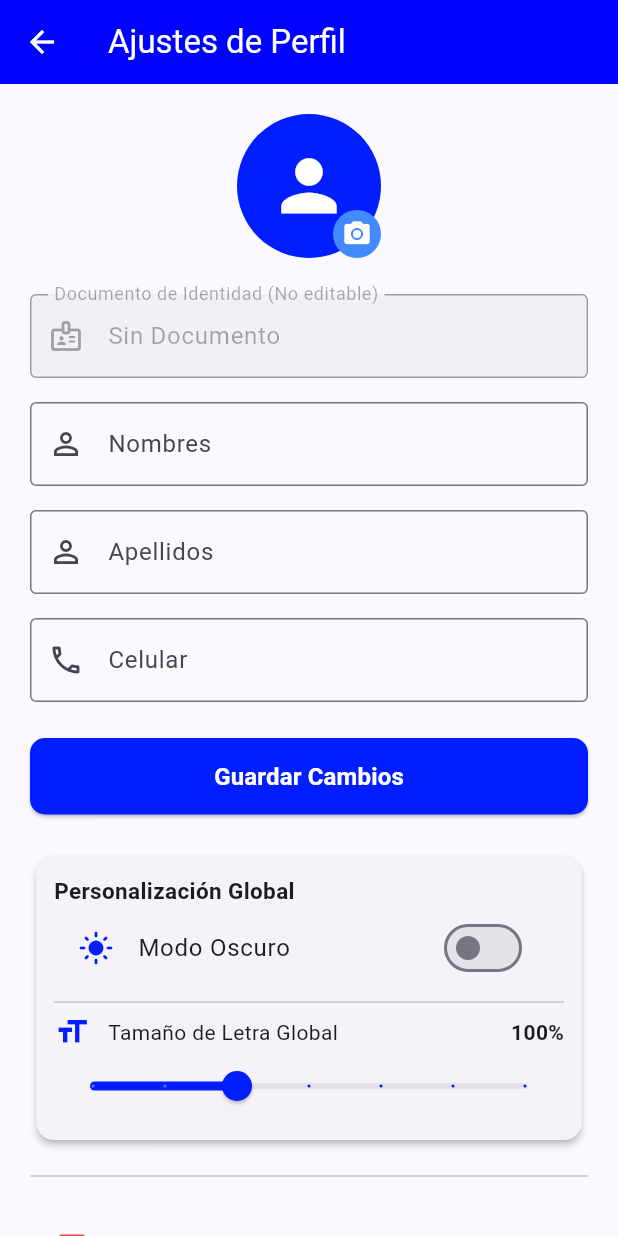
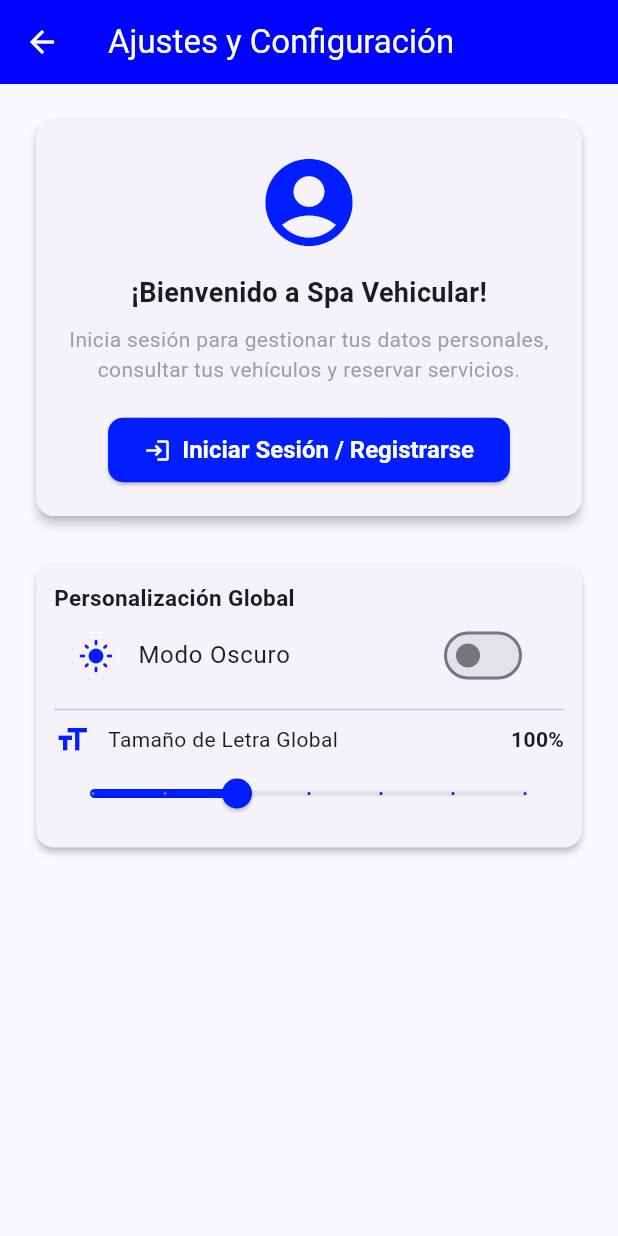
Before and after one commit to spavehicular01/spa-vehicular, a Flutter app: the SettingsScreen screen opened directly, on a phone screen of 412 x 824 dp. Run offline on Flutter 3.47's test engine with Material 3 defaults, Android fonts, the phone set to English and light mode, and no system bars; our stand-ins replace image_picker, shared_preferences, socket_io_client; accounts and stored records are empty.

Commit message:
ajustando lo de ajustes que cuando no inicie sesion diga que incie sesion

```diff
--- a/frontend/lib/screens/settings_screen.dart
+++ b/frontend/lib/screens/settings_screen.dart
@@ -25,18 +25,24 @@ class _SettingsScreenState extends State<SettingsScreen> {
   String? _avatarUrl;
   final ImagePicker _picker = ImagePicker();
 
+  // Comprueba si existe una sesión activa
+  bool get _estaAutenticado => widget.usuario != null && widget.usuario!.isNotEmpty;
+
   @override
   void initState() {
     super.initState();
-    _nombresController = TextEditingController(text: widget.usuario?['nombres'] ?? widget.usuario?['nombre'] ?? '');
-    _apellidosController = TextEditingController(text: widget.usuario?['apellidos'] ?? '');
-    _celularController = TextEditingController(text: widget.usuario?['celular'] ?? widget.usuario?['telefono'] ?? '');
-
-    // El documento no se edita para evitar duplicados en la BD
+    _nombresController = TextEditingController(
+      text: widget.usuario?['nombres'] ?? widget.usuario?['nombre'] ?? '',
+    );
+    _apellidosController = TextEditingController(
+      text: widget.usuario?['apellidos'] ?? '',
+    );
+    _celularController = TextEditingController(
+      text: widget.usuario?['celular'] ?? widget.usuario?['telefono'] ?? '',
+    );
     _documentoController = TextEditingController(
-      text: widget.usuario?['documento'] ?? widget.usuario?['cedula'] ?? 'Sin Documento',
+      text: widget.usuario?['documento'] ?? widget.usuario?['cedula'] ?? widget.usuario?['documentoIdentidad'] ?? 'Sin Documento',
     );
-
     _avatarUrl = widget.usuario?['avatar'] ?? widget.usuario?['imagenUrl'];
   }
 
@@ -49,12 +55,9 @@ class _SettingsScreenState extends State<SettingsScreen> {
     super.dispose();
   }
 
-  // Métodos que notifican al instante a toda la app
   Future<void> _cambiarModoOscuro(bool value) async {
     final prefs = await SharedPreferences.getInstance();
     await prefs.setBool('modo_oscuro', value);
-
-    // Cambia el tema global al instante
     themeNotifier.value = value ? ThemeMode.dark : ThemeMode.light;
     setState(() {});
   }
@@ -62,13 +65,12 @@ class _SettingsScreenState extends State<SettingsScreen> {
   Future<void> _cambiarTamanioLetra(double value) async {
     final prefs = await SharedPreferences.getInstance();
     await prefs.setDouble('font_scale', value);
-
-    // Cambia la escala de texto global al instante
     fontSizeNotifier.value = value;
     setState(() {});
   }
 
   Future<void> _seleccionarFoto() async {
+    if (!_estaAutenticado) return;
     final XFile? image = await _picker.pickImage(source: ImageSource.gallery, imageQuality: 80);
     if (image != null) {
       setState(() {
@@ -97,11 +99,21 @@ class _SettingsScreenState extends State<SettingsScreen> {
       nombres: _nombresController.text.trim(),
       apellidos: _apellidosController.text.trim(),
       celular: _celularController.text.trim(),
+      imagen: _imagenSeleccionada,
     );
 
     setState(() => _isLoading = false);
 
     if (!mounted) return;
+
+    if (resultado['success'] == true && resultado['usuario'] != null) {
+      setState(() {
+        if (resultado['usuario']['avatar'] != null) {
+          _avatarUrl = resultado['usuario']['avatar'];
+        }
+        _imagenSeleccionada = null;
+      });
+    }
 
     ScaffoldMessenger.of(context).showSnackBar(
       SnackBar(
@@ -117,14 +129,15 @@ class _SettingsScreenState extends State<SettingsScreen> {
 
     return Scaffold(
       appBar: AppBar(
-        title: const Text('Ajustes de Perfil'),
+        title: Text(_estaAutenticado ? 'Ajustes de Perfil' : 'Ajustes y Configuración'),
       ),
       body: SingleChildScrollView(
         padding: const EdgeInsets.all(20.0),
         child: Column(
           crossAxisAlignment: CrossAxisAlignment.stretch,
           children: [
-            // Avatar con opción de foto
+            // SI ESTÁ AUTENTICADO: Se muestra la gestión del perfil
+            if (_estaAutenticado) ...[
               Center(
                 child: Stack(
                   children: [
@@ -160,7 +173,6 @@ class _SettingsScreenState extends State<SettingsScreen> {
               ),
               const SizedBox(height: 24),
 
-            // Documento de Identidad (Bloqueado)
               TextField(
                 controller: _documentoController,
                 enabled: false,
@@ -220,8 +232,50 @@ class _SettingsScreenState extends State<SettingsScreen> {
                     : const Text('Guardar Cambios', style: TextStyle(fontSize: 16, fontWeight: FontWeight.bold)),
               ),
               const SizedBox(height: 24),
+            ]
+            // SI NO HA INICIADO SESIÓN: Se muestra el panel para iniciar sesión
+            else ...[
+              Card(
+                elevation: 3,
+                shape: RoundedRectangleBorder(borderRadius: BorderRadius.circular(12)),
+                child: Padding(
+                  padding: const EdgeInsets.all(20.0),
+                  child: Column(
+                    children: [
+                      const Icon(Icons.account_circle, size: 70, color: Color.fromARGB(255, 0, 30, 255)),
+                      const SizedBox(height: 12),
+                      const Text(
+                        '¡Bienvenido a Spa Vehicular!',
+                        style: TextStyle(fontSize: 18, fontWeight: FontWeight.bold),
+                      ),
+                      const SizedBox(height: 8),
+                      const Text(
+                        'Inicia sesión para gestionar tus datos personales, consultar tus vehículos y reservar servicios.',
+                        textAlign: TextAlign.center,
+                        style: TextStyle(color: Colors.grey),
+                      ),
+                      const SizedBox(height: 20),
+                      ElevatedButton.icon(
+                        onPressed: () {
+                          Navigator.popUntil(context, (route) => route.isFirst);
+                        },
+                        icon: const Icon(Icons.login),
+                        label: const Text('Iniciar Sesión / Registrarse'),
+                        style: ElevatedButton.styleFrom(
+                          backgroundColor: const Color.fromARGB(255, 0, 30, 255),
+                          foregroundColor: Colors.white,
+                          padding: const EdgeInsets.symmetric(horizontal: 24, vertical: 12),
+                          textStyle: const TextStyle(fontSize: 16, fontWeight: FontWeight.bold),
+                        ),
+                      ),
+                    ],
+                  ),
+                ),
+              ),
+              const SizedBox(height: 24),
+            ],
 
-            // Personalización Global (Modo Oscuro y Tamaño de Letra)
+            // Secciones globales que permanecen activas (Modo Oscuro / Tamaño de Letra)
             Card(
               elevation: 2,
               shape: RoundedRectangleBorder(borderRadius: BorderRadius.circular(12)),
@@ -272,8 +326,10 @@ class _SettingsScreenState extends State<SettingsScreen> {
                 ),
               ),
             ),
+
+            // El botón de "Cerrar Sesión" solo se dibuja si el usuario está autenticado
+            if (_estaAutenticado) ...[
               const Divider(height: 40),
-
               ListTile(
                 leading: const Icon(Icons.exit_to_app, color: Colors.red),
                 title: const Text(
@@ -285,6 +341,7 @@ class _SettingsScreenState extends State<SettingsScreen> {
                 },
               ),
             ],
+          ],
         ),
       ),
     );
```
Also changed, not shown: frontend/lib/services/user_service.dart (+37 -2 lines), 4 other files. Lines whose indentation alone changed are shown as unchanged.
